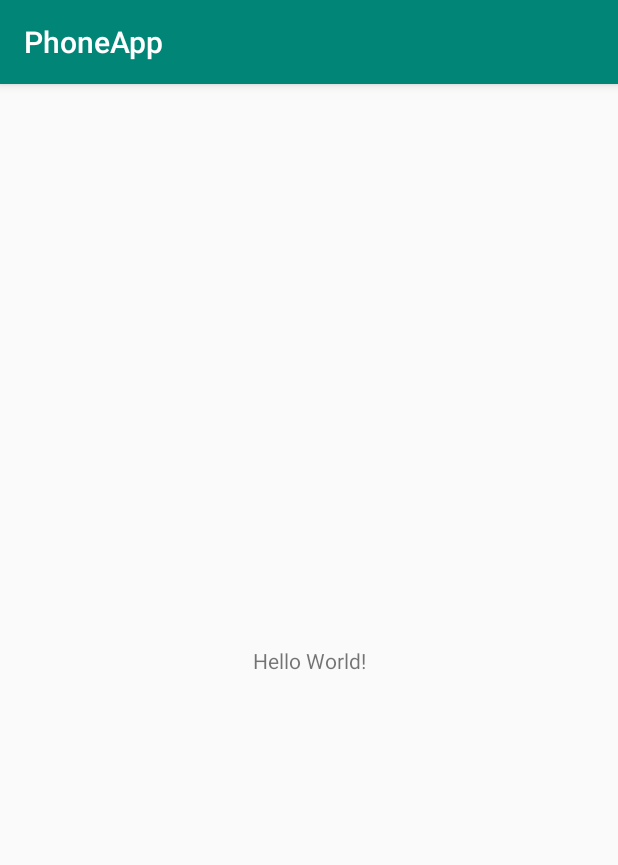
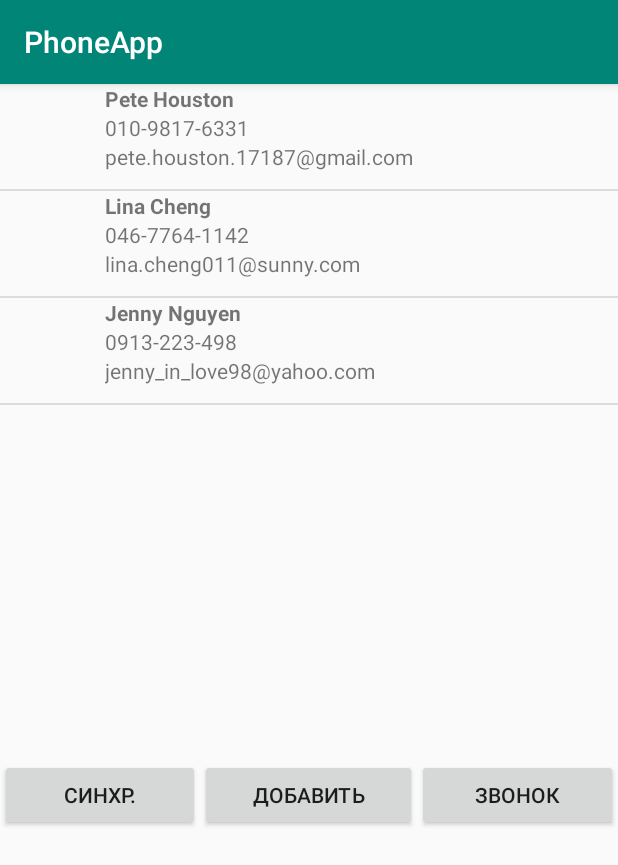
Before and after one commit to megachelovek/PhoneApp, an Android app: the screen it shows after launch (MainActivity), on a phone screen of 412 x 824 dp. Shown: the top 865 px of the screen. Run offline under Robolectric (Android 15) with nearby library versions, the phone set to English and light mode, and no system bars.

Commit message:
Первый коммит

```diff
--- a/app/build.gradle
+++ b/app/build.gradle
@@ -25,4 +25,5 @@ dependencies {
     testImplementation 'junit:junit:4.12'
     androidTestImplementation 'com.android.support.test:runner:1.0.2'
     androidTestImplementation 'com.android.support.test.espresso:espresso-core:3.0.2'
+    implementation 'com.android.support:recyclerview-v7:28.0.0'
 }
--- a/app/src/main/java/com/example/danilius/phoneapp/MainActivity.java
+++ b/app/src/main/java/com/example/danilius/phoneapp/MainActivity.java
@@ -1,32 +1,98 @@
 package com.example.danilius.phoneapp;
 
-import android.content.pm.PackageManager;
+import java.util.ArrayList;
+import java.util.List;
+
+import android.app.Activity;
+import android.content.Intent;
+import android.graphics.BitmapFactory;
+import android.os.Bundle;
+import android.view.View;
+import android.widget.AdapterView;
+import android.widget.ListView;
+import android.widget.TextView;
+
 import android.support.v7.app.AppCompatActivity;
 import android.os.Bundle;
-import android.telephony.PhoneStateListener;
-import android.telephony.TelephonyManager;
+import android.view.View;
+import android.widget.AdapterView;
+import android.widget.ArrayAdapter;
+import android.widget.ListView;
+import android.widget.TextView;
+import android.widget.AdapterView.OnItemClickListener;
 
 public class MainActivity extends AppCompatActivity {
 
+    private ListView lvPhone;
+    private TextView selection;
+    private List<PhoneBook> listPhoneBook = new ArrayList<PhoneBook>();
     @Override
     protected void onCreate(Bundle savedInstanceState) {
         super.onCreate(savedInstanceState);
         setContentView(R.layout.activity_main);
-        PackageManager pm = getPackageManager();
-        boolean isTelephonySupported = pm.hasSystemFeature(PackageManager.FEATURE_TELEPHONY);
-        boolean isGSMSupported = pm.hasSystemFeature(PackageManager.FEATURE_TELEPHONY_GSM);
-        TelephonyManager.listen(stateListener, PhoneStateListener.LISTEN_CALL_STATE);
+
+
+        // получаем элемент TextView
+        selection = (TextView) findViewById(R.id.selection);
+        // получаем элемент ListView
+        lvPhone = (ListView) findViewById(R.id.listPhone);
+
+
+        listPhoneBook.add(new PhoneBook("Pete Houston", "010-9817-6331", "pete.houston.17187@gmail.com"));
+        listPhoneBook.add(new PhoneBook("Lina Cheng", "046-7764-1142", "lina.cheng011@sunny.com"));
+        listPhoneBook.add(new PhoneBook("Jenny Nguyen", "0913-223-498", "jenny_in_love98@yahoo.com"));
+
+        // создаем адаптер
+        PhoneBookAdapter adapter = new PhoneBookAdapter(this, listPhoneBook);
+        // устанавливаем для списка адаптер
+        lvPhone.setAdapter(adapter);
+        // добвляем для списка слушатель
+        lvPhone.setOnItemClickListener(new OnItemClickListener(){
+            @Override
+            public void onItemClick(AdapterView<?> parent, View v, int position, long id)
+            {
+                // по позиции получаем выбранный элемент
+                PhoneBook selectedItem = (PhoneBook)listPhoneBook.get(position);
+                // установка текста элемента TextView
+                Intent intent = new Intent(com.example.danilius.phoneapp.MainActivity.this,EditActivity.class);
+                intent.putExtra(PhoneBook.class.getSimpleName(),selectedItem);
+                startActivity(intent);
+            }
+        });
     }
-    PhoneStateListener stateListener = new PhoneStateListener() {
-        public void onCallStateChanged(int state, String incomingNumber) {
-            switch (state) {
-                case TelephonyManager.CALL_STATE_IDLE: break;
-                case TelephonyManager.CALL_STATE_OFFHOOK: break;
-                case TelephonyManager.CALL_STATE_RINGING:
-                    doMagicWork(incomingNumber); // Поступил звонок с номера incomingNumber
-                    break;
+}
+/*
+public class MainActivity extends Activity {
+
+    private ListView lvPhone;
+    private TextView selection;
+    @Override
+    public void onCreate(Bundle savedInstanceState) {
+        super.onCreate(savedInstanceState);
+        setContentView(R.layout.activity_main);
+        selection = (TextView) findViewById(R.id.selection);
+        lvPhone = (ListView)findViewById(R.id.listPhone);
+
+        List<PhoneBook> listPhoneBook = new ArrayList<PhoneBook>();
+        listPhoneBook.add(new PhoneBook("Pete Houston", "010-9817-6331", "pete.houston.17187@gmail.com"));
+        listPhoneBook.add(new PhoneBook(
+
+                "Lina Cheng", "046-7764-1142", "lina.cheng011@sunny.com"));
+        listPhoneBook.add(new PhoneBook(
+
+                "Jenny Nguyen", "0913-223-498", "jenny_in_love98@yahoo.com"));
+        PhoneBookAdapter adapter = new PhoneBookAdapter(this, listPhoneBook);
+        lvPhone.setAdapter(adapter);
+
+        // добвляем для списка слушатель
+        listPhoneBook.setOnItemClickListener{
+
+
+            public void onItemClick(AdapterView<?> parent, View v, int position, long id) {
+                // по позиции получаем выбранный элемент
+                String selectedItem = lvPhone[position];
+                // установка текста элемента TextView
+                selection.setText(selectedItem);
             }
         }
-    };
-
-}
+}*/
--- /dev/null
+++ b/app/src/main/java/com/example/danilius/phoneapp/PhoneBook.java
@@ -0,0 +1,38 @@
+package com.example.danilius.phoneapp;
+
+import android.graphics.Bitmap;
+
+import java.io.Serializable;
+
+public class PhoneBook implements Serializable {
+    private String mName;
+    private String mPhone;
+    private String mEmail;
+
+    public PhoneBook(String name, String phone, String email) {
+        mName = name;
+        mPhone = phone;
+        mEmail = email;
+    }
+
+    public void setName(String name) {
+        mName = name;
+    }
+    public String getName() {
+        return mName;
+    }
+
+    public void setPhone(String phone) {
+        mPhone = phone;
+    }
+    public String getPhone() {
+        return mPhone;
+    }
+
+    public void setEmail(String email) {
+        mEmail = email;
+    }
+    public String getEmail() {
+        return mEmail;
+    }
+}
--- /dev/null
+++ b/app/src/main/java/com/example/danilius/phoneapp/PhoneBookAdapter.java
@@ -0,0 +1,64 @@
+package com.example.danilius.phoneapp;
+
+import java.util.List;
+
+import android.content.Context;
+import android.view.LayoutInflater;
+import android.view.View;
+import android.view.ViewGroup;
+import android.widget.BaseAdapter;
+import android.widget.ImageView;
+import android.widget.TextView;
+
+public class PhoneBookAdapter extends BaseAdapter {
+    private Context mContext;
+    private List<PhoneBook> mListPhoneBook;
+
+    public PhoneBookAdapter(Context context, List<PhoneBook> list) {
+        mContext = context;
+        mListPhoneBook = list;
+    }
+
+    @Override
+    public int getCount() {
+        return mListPhoneBook.size();
+    }
+
+    @Override
+    public Object getItem(int pos) {
+        return mListPhoneBook.get(pos);
+    }
+
+    @Override
+    public long getItemId(int pos) {
+        return pos;
+    }
+
+    @Override
+    public View getView(int pos, View convertView, ViewGroup parent) {
+        // get selected entry
+        PhoneBook entry = mListPhoneBook.get(pos);
+
+        // inflating list view layout if null
+        if(convertView == null) {
+            LayoutInflater inflater = LayoutInflater.from(mContext);
+            convertView = inflater.inflate(R.layout.list_item_layout, null);
+        }
+
+
+        // set name
+        TextView tvName = (TextView)convertView.findViewById(R.id.tvName);
+        tvName.setText(entry.getName());
+
+        // set phone
+        TextView tvPhone = (TextView)convertView.findViewById(R.id.tvPhone);
+        tvPhone.setText(entry.getPhone());
+
+        // set email
+        TextView tvEmail = (TextView)convertView.findViewById(R.id.tvEmail);
+        tvEmail.setText(entry.getEmail());
+
+        return convertView;
+    }
+
+}
--- a/app/src/main/res/layout/activity_main.xml
+++ b/app/src/main/res/layout/activity_main.xml
@@ -1,18 +1,47 @@
 <?xml version="1.0" encoding="utf-8"?>
-<android.support.constraint.ConstraintLayout xmlns:android="http://schemas.android.com/apk/res/android"
-    xmlns:app="http://schemas.android.com/apk/res-auto"
-    xmlns:tools="http://schemas.android.com/tools"
-    android:layout_width="match_parent"
-    android:layout_height="match_parent"
-    tools:context=".MainActivity">
+<LinearLayout xmlns:android="http://schemas.android.com/apk/res/android"
+    android:layout_width="fill_parent"
+    android:layout_height="fill_parent"
+    android:orientation="vertical">
+
+    <ListView
+        android:id="@+id/listPhone"
+        android:layout_width="fill_parent"
+        android:layout_height="450dp">
+
+    </ListView>
+
+    <LinearLayout
+        android:layout_width="match_parent"
+        android:layout_height="match_parent"
+        android:orientation="horizontal">
+
+        <Button
+            android:id="@+id/button_sync"
+            android:layout_width="wrap_content"
+            android:layout_height="wrap_content"
+            android:layout_weight="1"
+            android:text="Синхр." />
+
+        <Button
+            android:id="@+id/button7"
+            android:layout_width="wrap_content"
+            android:layout_height="wrap_content"
+            android:layout_weight="1"
+            android:text="Добавить" />
+
+        <Button
+            android:id="@+id/button6"
+            android:layout_width="wrap_content"
+            android:layout_height="wrap_content"
+            android:layout_weight="1"
+            android:text="Звонок" />
+    </LinearLayout>
 
     <TextView
-        android:layout_width="wrap_content"
-        android:layout_height="wrap_content"
-        android:text="Hello World!"
-        app:layout_constraintBottom_toBottomOf="parent"
-        app:layout_constraintLeft_toLeftOf="parent"
-        app:layout_constraintRight_toRightOf="parent"
-        app:layout_constraintTop_toTopOf="parent" />
+        android:id="@+id/selection"
+        android:layout_width="match_parent"
+        android:layout_height="104dp"
+        android:textSize="22sp" />
 
-</android.support.constraint.ConstraintLayout>
+</LinearLayout>
--- /dev/null
+++ b/app/src/main/res/layout/list_item_layout.xml
@@ -0,0 +1,42 @@
+<?xml version="1.0" encoding="utf-8"?>
+<LinearLayout xmlns:android="http://schemas.android.com/apk/res/android"
+    android:orientation="horizontal"
+    android:layout_width="fill_parent"
+    android:layout_height="fill_parent"
+    >
+
+    <ImageView
+        android:id="@+id/imgAvatar"
+        android:layout_width="70dip"
+        android:layout_height="70dip"
+        android:scaleType="fitCenter"
+        />
+
+    <LinearLayout
+        android:orientation="vertical"
+        android:layout_width="fill_parent"
+        android:layout_height="wrap_content"
+        >
+
+        <TextView
+            android:id="@+id/tvName"
+            android:layout_width="fill_parent"
+            android:layout_height="wrap_content"
+            android:textStyle="bold"
+            />
+
+        <TextView
+            android:id="@+id/tvPhone"
+            android:layout_width="fill_parent"
+            android:layout_height="wrap_content"
+            />
+
+        <TextView
+            android:id="@+id/tvEmail"
+            android:layout_width="fill_parent"
+            android:layout_height="wrap_content"
+            />
+
+    </LinearLayout>
+
+</LinearLayout>
--- a/app/src/main/res/values/strings.xml
+++ b/app/src/main/res/values/strings.xml
@@ -1,3 +1,8 @@
 <resources>
     <string name="app_name">PhoneApp</string>
+    <string name="action_settings">Settings</string>
+    <string name="hello_world">Hello world!</string>
+    <string name="hello">SimpleDialer</string>
+    <string name="main_label">My Friends</string>
+
 </resources>
```
Also changed, not shown: app/src/main/AndroidManifest.xml (+9 -5 lines), app/src/main/java/com/example/danilius/phoneapp/EditActivity.java (added, +31 -0 lines), app/src/main/res/layout/activity_edit.xml (added, +45 -0 lines).
